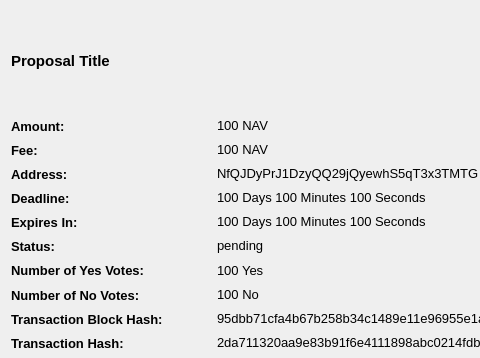
The window that src/qt/forms/communityfunddisplaydetailed.ui (navcoin/navcoin-core) describes before a commit, drawn with Qt 5; both pictures show x 0 to 480 and y 0 to 358 of the 740 by 497 pixel window.
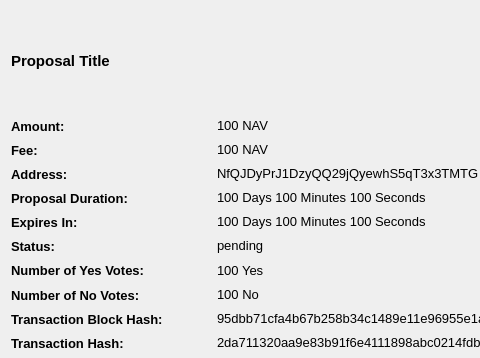
The same window after the commit.

Commit message: Changed deadline to proposal duration

```diff
--- a/src/qt/forms/communityfunddisplaydetailed.ui
+++ b/src/qt/forms/communityfunddisplaydetailed.ui
@@ -216,7 +216,7 @@
           </font>
          </property>
          <property name="text">
-          <string>Deadline:</string>
+          <string>Proposal Duration:</string>
          </property>
          <property name="textInteractionFlags">
           <set>Qt::NoTextInteraction</set>
```
The commit also changes 1 other file.
